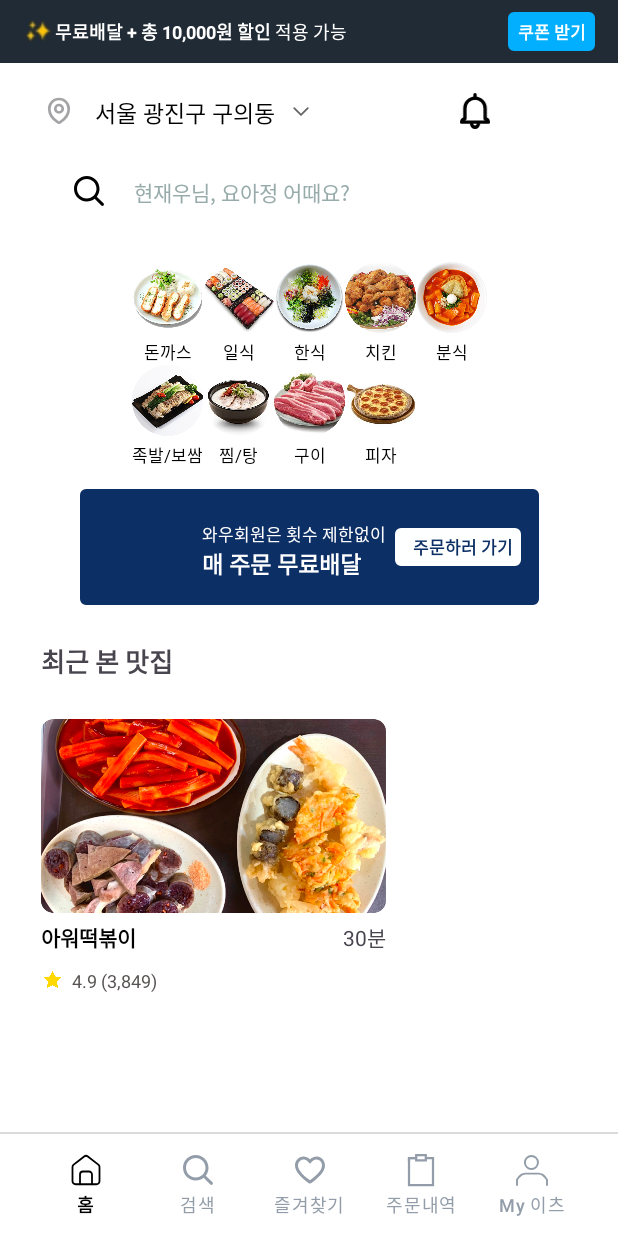
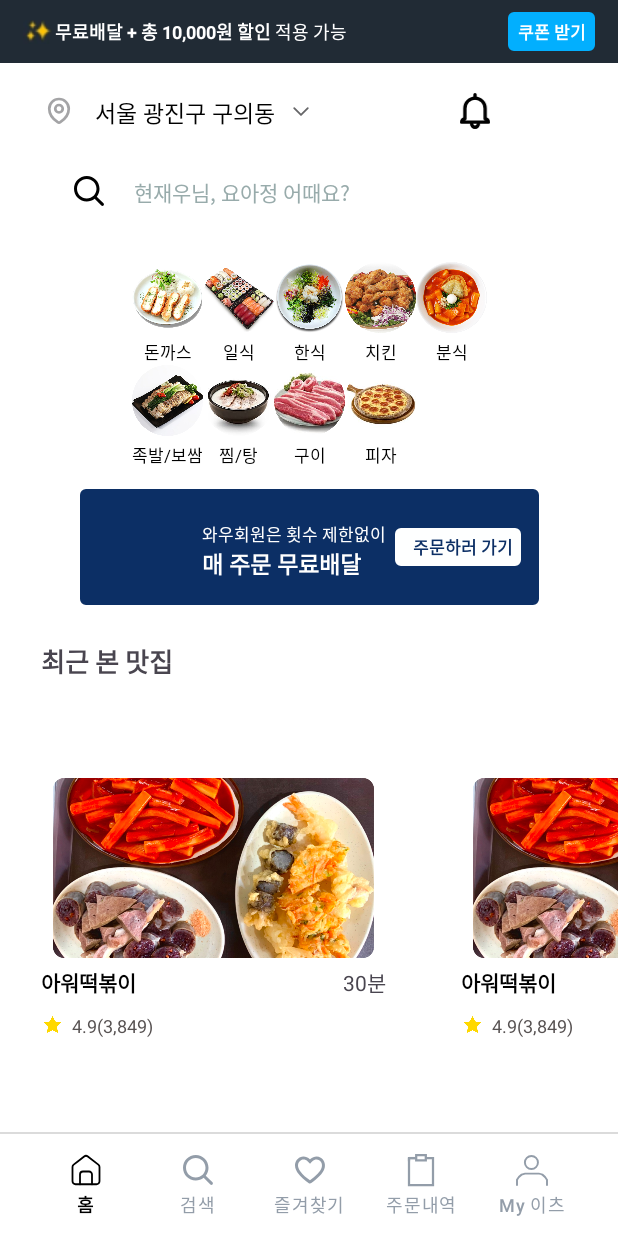
Before and after one commit to Konkuk-KUIT/KUIT4_Android, an Android app: the screen it shows after launch (MainActivity), on a phone screen of 412 x 824 dp. Run offline under Robolectric (Android 15) with nearby library versions, the phone set to English and light mode, and no system bars.

Commit message:
recent view added

```diff
--- a/app/build.gradle.kts
+++ b/app/build.gradle.kts
@@ -49,4 +49,6 @@ dependencies {
     testImplementation(libs.junit)
     androidTestImplementation(libs.androidx.junit)
     androidTestImplementation(libs.androidx.espresso.core)
+
+    implementation ("com.github.bumptech.glide:glide:4.16.0")
 }
--- a/app/src/main/AndroidManifest.xml
+++ b/app/src/main/AndroidManifest.xml
@@ -1,6 +1,8 @@
 <?xml version="1.0" encoding="utf-8"?>
 <manifest xmlns:android="http://schemas.android.com/apk/res/android"
     xmlns:tools="http://schemas.android.com/tools">
+
+    <uses-permission android:name="android.permission.INTERNET"/>
 
     <application
         android:allowBackup="true"
--- a/app/src/main/java/com/example/kuit4androidprivate/adapter/RVAdapter.kt
+++ b/app/src/main/java/com/example/kuit4androidprivate/adapter/RVAdapterCategory.kt
@@ -7,11 +7,11 @@ import androidx.recyclerview.widget.RecyclerView
 import com.example.kuit4androidprivate.databinding.ItemHomeCategoryBinding
 import com.example.kuit4androidprivate.model.MenuCategoryData
 
-class RVAdapter(
+class RVAdapterCategory(
     private val context: Context,
     private val items: ArrayList<MenuCategoryData>,
     private val categoryClickListener: (MenuCategoryData) -> Unit
-    ): RecyclerView.Adapter<RVAdapter.ViewHolder>() {
+    ): RecyclerView.Adapter<RVAdapterCategory.ViewHolder>() {
 
     inner class ViewHolder(val binding: ItemHomeCategoryBinding): RecyclerView.ViewHolder(binding.root){
         fun bind(item: MenuCategoryData){
@@ -24,7 +24,7 @@ class RVAdapter(
         }
     }
 
-    override fun onCreateViewHolder(parent: ViewGroup, viewType: Int): RVAdapter.ViewHolder {
+    override fun onCreateViewHolder(parent: ViewGroup, viewType: Int): RVAdapterCategory.ViewHolder {
         val binding = ItemHomeCategoryBinding.inflate(LayoutInflater.from(context), parent, false)
         return ViewHolder(binding)
     }
--- /dev/null
+++ b/app/src/main/java/com/example/kuit4androidprivate/adapter/RVAdapterRecent.kt
@@ -0,0 +1,43 @@
+package com.example.kuit4androidprivate.adapter
+
+import android.content.Context
+import android.view.LayoutInflater
+import android.view.ViewGroup
+import androidx.recyclerview.widget.RecyclerView
+import com.bumptech.glide.Glide
+import com.example.kuit4androidprivate.databinding.ItemHomeRecentBinding
+import com.example.kuit4androidprivate.model.MenuData
+
+class RVAdapterRecent(
+    private val context: Context,
+    private val items: ArrayList<MenuData>,
+    private val recentClickListener: (MenuData) -> Unit
+): RecyclerView.Adapter<RVAdapterRecent.ViewHolder>() {
+
+    inner class ViewHolder(val binding: ItemHomeRecentBinding): RecyclerView.ViewHolder(binding.root){
+        fun bind(item: MenuData){
+            if(item.imgId != null){//res의 image 사용하는 경우
+                binding.ivRestaurantImg.setImageResource(item.imgId)
+            }else{//Glide로 image url 사용하는 경우
+                Glide.with(context)
+                    .load(item.imageUrl)
+                    .into(binding.ivRestaurantImg)
+            }
+
+            binding.root.setOnClickListener {
+                recentClickListener(item)
+            }
+        }
+    }
+
+    override fun onCreateViewHolder(parent: ViewGroup, viewType: Int): RVAdapterRecent.ViewHolder {
+        val binding = ItemHomeRecentBinding.inflate(LayoutInflater.from(context), parent, false)
+        return ViewHolder(binding)
+    }
+
+    override fun getItemCount(): Int = items.size
+
+    override fun onBindViewHolder(holder: ViewHolder, position: Int) {
+        holder.bind(items[position])
+    }
+}
--- a/app/src/main/java/com/example/kuit4androidprivate/home/HomeFragment.kt
+++ b/app/src/main/java/com/example/kuit4androidprivate/home/HomeFragment.kt
@@ -8,21 +8,25 @@ import android.view.View
 import android.view.ViewGroup
 import android.widget.Toast
 import androidx.recyclerview.widget.GridLayoutManager
+import androidx.recyclerview.widget.LinearLayoutManager
 import androidx.recyclerview.widget.RecyclerView
 import com.example.kuit4androidprivate.R
-import com.example.kuit4androidprivate.adapter.RVAdapter
+import com.example.kuit4androidprivate.adapter.RVAdapterCategory
+import com.example.kuit4androidprivate.adapter.RVAdapterRecent
 import com.example.kuit4androidprivate.databinding.FragmentHomeBinding
-import com.example.kuit4androidprivate.detail.DetailActivity
 import com.example.kuit4androidprivate.favorite.FavoriteActivity
 import com.example.kuit4androidprivate.model.MenuCategoryData
+import com.example.kuit4androidprivate.model.MenuData
 
 
 class HomeFragment : Fragment() {
 
     private lateinit var binding: FragmentHomeBinding
     private lateinit var recyclerView: RecyclerView
-    private lateinit var rvAdapter: RVAdapter
+    private lateinit var rvAdapterCategory: RVAdapterCategory
     private val categoryItem = arrayListOf<MenuCategoryData>()
+    private lateinit var rvAdapterRecent: RVAdapterRecent
+    private val recentItem = arrayListOf<MenuData>()
 
     override fun onCreateView(
         inflater: LayoutInflater, container: ViewGroup?,
@@ -31,7 +35,9 @@ class HomeFragment : Fragment() {
 
         binding = FragmentHomeBinding.inflate(layoutInflater)
         initCategory()
-        initRVAdapter()
+        initRVAdapterCategory()
+        initRecent()
+        initRVAdapterRecent()
         return binding.root
     }
 
@@ -39,12 +45,12 @@ class HomeFragment : Fragment() {
         super.onViewCreated(view, savedInstanceState)
 
         //KeepActivity로 전환하기 위한 함수
-        binding.clRecentlyViewedRestaurantContainer.setOnClickListener {
-            val intent = Intent(activity, DetailActivity::class.java)
-            startActivity(intent)
-        }
+//        binding.clRecentlyViewedRestaurantContainer.setOnClickListener {
+//            val intent = Intent(activity, DetailActivity::class.java)
+//            startActivity(intent)
+//        }
 
-        binding.sivPromotionOrderButton.setOnClickListener{
+        binding.sivPromotionOrderButton.setOnClickListener {
             val intent = Intent(activity, FavoriteActivity::class.java)
             startActivity(intent)
         }
@@ -53,7 +59,7 @@ class HomeFragment : Fragment() {
 //        recyclerView.layoutManager = GridLayoutManager(requireContext(), 5)
     }
 
-    private fun initCategory(){
+    private fun initCategory() {
         categoryItem.addAll(
             arrayListOf(
                 MenuCategoryData(
@@ -96,14 +102,103 @@ class HomeFragment : Fragment() {
         )
     }
 
-    private fun initRVAdapter(){
-        rvAdapter = RVAdapter(requireContext(), categoryItem){it->
+    private fun initRVAdapterCategory() {
+        rvAdapterCategory = RVAdapterCategory(requireContext(), categoryItem) { it ->
             Toast.makeText(requireContext(), it.categoryName, Toast.LENGTH_LONG).show()
         }
 
-        with(binding.rvHomeCategory){
-            adapter = rvAdapter
+        with(binding.rvHomeCategory) {
+            adapter = rvAdapterCategory
             layoutManager = GridLayoutManager(requireContext(), 5)
         }
     }
+
+    private fun initRecent() {
+        recentItem.addAll(
+            arrayListOf(
+                MenuData(
+                    restaurantName = getString(R.string.our_snacks),
+                    eta = "30분",
+                    imgId = R.drawable.img_recent_restaurant,
+                    rating = "4.9",
+                    totalReviews = "(3849)"
+                ),
+                MenuData(
+                    restaurantName = getString(R.string.our_snacks),
+                    eta = "30분",
+                    imgId = R.drawable.img_recent_restaurant,
+                    rating = "4.9",
+                    totalReviews = "(3849)"
+                ),
+                MenuData(
+                    restaurantName = getString(R.string.our_snacks),
+                    eta = "30분",
+                    imgId = R.drawable.img_recent_restaurant,
+                    rating = "4.9",
+                    totalReviews = "(3849)"
+                ),
+                MenuData(
+                    restaurantName = getString(R.string.our_snacks),
+                    eta = "30분",
+                    imgId = R.drawable.img_recent_restaurant,
+                    rating = "4.9",
+                    totalReviews = "(3849)"
+                ),
+                MenuData(
+                    restaurantName = getString(R.string.our_snacks),
+                    eta = "30분",
+                    imgId = R.drawable.img_recent_restaurant,
+                    rating = "4.9",
+                    totalReviews = "(3849)"
+                ),
+                MenuData(
+                    restaurantName = getString(R.string.our_snacks),
+                    eta = "30분",
+                    imgId = R.drawable.img_recent_restaurant,
+                    rating = "4.9",
+                    totalReviews = "(3849)"
+                ),
+                MenuData(
+                    restaurantName = getString(R.string.our_snacks),
+                    eta = "30분",
+                    imgId = R.drawable.img_recent_restaurant,
+                    rating = "4.9",
+                    totalReviews = "(3849)"
+                ),
+                MenuData(
+                    restaurantName = getString(R.string.our_snacks),
+                    eta = "30분",
+                    imgId = R.drawable.img_recent_restaurant,
+                    rating = "4.9",
+                    totalReviews = "(3849)"
+                ),
+                MenuData(
+                    restaurantName = getString(R.string.our_snacks),
+                    eta = "30분",
+                    imgId = R.drawable.img_recent_restaurant,
+                    rating = "4.9",
+                    totalReviews = "(3849)"
+                ),
+                MenuData(
+                    restaurantName = getString(R.string.our_snacks),
+                    eta = "30분",
+                    imgId = R.drawable.img_recent_restaurant,
+                    rating = "4.9",
+                    totalReviews = "(3849)"
+                ),
+            )
+        )
+    }
+
+    private fun initRVAdapterRecent() {
+        rvAdapterRecent = RVAdapterRecent(requireContext(), recentItem) { it ->
+            Toast.makeText(requireContext(), it.restaurantName, Toast.LENGTH_LONG).show()
+        }
+
+        with(binding.rvHomeRecent) {
+            adapter = rvAdapterRecent
+            layoutManager =
+                LinearLayoutManager(requireContext(), LinearLayoutManager.HORIZONTAL, false)
+        }
+    }
 }
--- a/app/src/main/java/com/example/kuit4androidprivate/model/MenuData.kt
+++ b/app/src/main/java/com/example/kuit4androidprivate/model/MenuData.kt
@@ -1,9 +1,10 @@
 package com.example.kuit4androidprivate.model
 
 data class MenuData(
-    val title: String,
-    val time: String,
-    val imageUrl: String,
-    val rating: Float,
-    val totalReviews: Int
+    val restaurantName: String,
+    val eta: String,
+    val imageUrl: String? = null,
+    val imgId: Int? = null,
+    val rating: String,
+    val totalReviews: String
 )
--- a/app/src/main/res/layout/activity_keep.xml
+++ b/app/src/main/res/layout/activity_keep.xml
@@ -71,7 +71,7 @@
         app:layout_constraintTop_toBottomOf="@id/v_activity_keep_rectangle">
 
         <ImageView
-            android:id="@+id/iv_favorite_restaurant"
+            android:id="@+id/iv_restaurant_img"
             android:layout_width="306dp"
             android:layout_height="129dp"
             android:src="@drawable/img_favorite_restaurant"
@@ -88,7 +88,7 @@
             android:textSize="14sp"
             android:textStyle="bold"
             app:layout_constraintStart_toStartOf="parent"
-            app:layout_constraintTop_toBottomOf="@id/iv_favorite_restaurant" />
+            app:layout_constraintTop_toBottomOf="@id/iv_restaurant_img" />
 
         <TextView
             android:id="@+id/tv_favorites_ETA"
@@ -96,8 +96,8 @@
             android:layout_height="wrap_content"
             android:layout_marginTop="5dp"
             android:text="@string/minutes_30"
-            app:layout_constraintEnd_toEndOf="@id/iv_favorite_restaurant"
-            app:layout_constraintTop_toBottomOf="@id/iv_favorite_restaurant" />
+            app:layout_constraintEnd_toEndOf="@id/iv_restaurant_img"
+            app:layout_constraintTop_toBottomOf="@id/iv_restaurant_img" />
 
         <ImageView
             android:id="@+id/iv_favorites_rating_star"
--- a/app/src/main/res/layout/fragment_home.xml
+++ b/app/src/main/res/layout/fragment_home.xml
@@ -230,66 +230,75 @@
         app:layout_constraintStart_toStartOf="@id/iv_home_marker"
         app:layout_constraintTop_toBottomOf="@id/siv_home_promotion_container" />
 
-    <androidx.constraintlayout.widget.ConstraintLayout
-        android:id="@+id/cl_recently_viewed_restaurant_container"
+    <androidx.recyclerview.widget.RecyclerView
         android:layout_width="wrap_content"
         android:layout_height="wrap_content"
+        android:id="@+id/rv_home_recent"
+        app:layout_constraintTop_toBottomOf="@id/tv_recently_searched_restaurant"
         android:layout_marginStart="27dp"
-        android:layout_marginTop="25dp"
-        app:layout_constraintStart_toStartOf="parent"
-        app:layout_constraintTop_toBottomOf="@id/tv_recently_searched_restaurant">
+        app:layout_constraintBottom_toBottomOf="parent"
+        app:layout_constraintStart_toStartOf="parent"/>
 
-        <ImageView
-            android:id="@+id/iv_recent_restaurant"
-            android:layout_width="230dp"
-            android:layout_height="129dp"
-            android:src="@drawable/img_recent_restaurant"
-            app:layout_constraintStart_toStartOf="parent"
-            app:layout_constraintTop_toTopOf="parent" />
+<!--    <androidx.constraintlayout.widget.ConstraintLayout-->
+<!--        android:id="@+id/cl_recently_viewed_restaurant_container"-->
+<!--        android:layout_width="wrap_content"-->
+<!--        android:layout_height="wrap_content"-->
+<!--        android:layout_marginStart="27dp"-->
+<!--        android:layout_marginTop="25dp"-->
+<!--        app:layout_constraintStart_toStartOf="parent"-->
+<!--        app:layout_constraintTop_toBottomOf="@id/tv_recently_searched_restaurant">-->
 
-        <TextView
-            android:id="@+id/tv_recently_searched_restaurant_name"
-            android:layout_width="wrap_content"
-            android:layout_height="wrap_content"
-            android:layout_marginTop="5dp"
-            android:text="@string/our_snacks"
-            android:textColor="@color/black"
-            android:textSize="14sp"
-            android:textStyle="bold"
-            app:layout_constraintStart_toStartOf="parent"
-            app:layout_constraintTop_toBottomOf="@id/iv_recent_restaurant" />
+<!--        <ImageView-->
+<!--            android:id="@+id/iv_recent_restaurant"-->
+<!--            android:layout_width="230dp"-->
+<!--            android:layout_height="129dp"-->
+<!--            android:src="@drawable/img_recent_restaurant"-->
+<!--            app:layout_constraintStart_toStartOf="parent"-->
+<!--            app:layout_constraintTop_toTopOf="parent" />-->
 
-        <TextView
-            android:id="@+id/tv_ETA"
-            android:layout_width="wrap_content"
-            android:layout_height="wrap_content"
-            android:layout_marginTop="5dp"
-            android:text="@string/minutes_30"
-            app:layout_constraintEnd_toEndOf="@id/iv_recent_restaurant"
-            app:layout_constraintTop_toBottomOf="@id/iv_recent_restaurant" />
+<!--        <TextView-->
+<!--            android:id="@+id/tv_recently_searched_restaurant_name"-->
+<!--            android:layout_width="wrap_content"-->
+<!--            android:layout_height="wrap_content"-->
+<!--            android:layout_marginTop="5dp"-->
+<!--            android:text="@string/our_snacks"-->
+<!--            android:textColor="@color/black"-->
+<!--            android:textSize="14sp"-->
+<!--            android:textStyle="bold"-->
+<!--            app:layout_constraintStart_toStartOf="parent"-->
+<!--            app:layout_constraintTop_toBottomOf="@id/iv_recent_restaurant" />-->
 
-        <ImageView
-            android:id="@+id/iv_rating_star"
-            android:layout_width="15dp"
-            android:layout_height="15dp"
-            android:layout_marginTop="10dp"
-            android:src="@drawable/ic_rating_star"
-            app:layout_constraintStart_toStartOf="parent"
-            app:layout_constraintTop_toBottomOf="@id/tv_recently_searched_restaurant_name" />
+<!--        <TextView-->
+<!--            android:id="@+id/tv_ETA"-->
+<!--            android:layout_width="wrap_content"-->
+<!--            android:layout_height="wrap_content"-->
+<!--            android:layout_marginTop="5dp"-->
+<!--            android:text="@string/minutes_30"-->
+<!--            app:layout_constraintEnd_toEndOf="@id/iv_recent_restaurant"-->
+<!--            app:layout_constraintTop_toBottomOf="@id/iv_recent_restaurant" />-->
 
-        <TextView
-            android:layout_width="wrap_content"
-            android:layout_height="wrap_content"
-            android:layout_marginStart="5dp"
-            android:layout_marginTop="10dp"
-            android:text="4.9 (3,849)"
-            android:textColor="@color/grey"
-            android:textSize="12sp"
-            app:layout_constraintStart_toEndOf="@id/iv_rating_star"
-            app:layout_constraintTop_toBottomOf="@id/tv_recently_searched_restaurant_name" />
+<!--        <ImageView-->
+<!--            android:id="@+id/iv_rating_star"-->
+<!--            android:layout_width="15dp"-->
+<!--            android:layout_height="15dp"-->
+<!--            android:layout_marginTop="10dp"-->
+<!--            android:src="@drawable/ic_rating_star"-->
+<!--            app:layout_constraintStart_toStartOf="parent"-->
+<!--            app:layout_constraintTop_toBottomOf="@id/tv_recently_searched_restaurant_name" />-->
+
+<!--        <TextView-->
+<!--            android:layout_width="wrap_content"-->
+<!--            android:layout_height="wrap_content"-->
+<!--            android:layout_marginStart="5dp"-->
+<!--            android:layout_marginTop="10dp"-->
+<!--            android:text="4.9 (3,849)"-->
+<!--            android:textColor="@color/grey"-->
+<!--            android:textSize="12sp"-->
+<!--            app:layout_constraintStart_toEndOf="@id/iv_rating_star"-->
+<!--            app:layout_constraintTop_toBottomOf="@id/tv_recently_searched_restaurant_name" />-->
 
 
-    </androidx.constraintlayout.widget.ConstraintLayout>
+<!--    </androidx.constraintlayout.widget.ConstraintLayout>-->
 
 
 </androidx.constraintlayout.widget.ConstraintLayout>
--- a/app/src/main/res/layout/item_main_menu.xml
+++ b/app/src/main/res/layout/item_home_recent.xml
@@ -1,28 +1,28 @@
 <?xml version="1.0" encoding="utf-8"?>
 <androidx.constraintlayout.widget.ConstraintLayout xmlns:android="http://schemas.android.com/apk/res/android"
-    android:layout_width="match_parent"
+    android:layout_width="wrap_content"
     android:layout_height="wrap_content"
     xmlns:app="http://schemas.android.com/apk/res-auto">
 
     <androidx.constraintlayout.widget.ConstraintLayout
-        android:id="@+id/cl_favorites_restaurant_container"
+        android:id="@+id/cl_restaurant_container"
         android:layout_width="wrap_content"
         android:layout_height="wrap_content"
-        android:layout_marginTop="27dp"
+        android:layout_marginEnd="50dp"
         app:layout_constraintEnd_toEndOf="parent"
         app:layout_constraintStart_toStartOf="parent"
         app:layout_constraintTop_toTopOf="parent"
         >
 
         <ImageView
-            android:id="@+id/iv_favorite_restaurant"
-            android:layout_width="306dp"
-            android:layout_height="129dp"
+            android:id="@+id/iv_restaurant_img"
+            android:layout_width="230dp"
+            android:layout_height="120dp"
             app:layout_constraintStart_toStartOf="parent"
             app:layout_constraintTop_toTopOf="parent" />
 
         <TextView
-            android:id="@+id/tv_favorite_restaurant_name"
+            android:id="@+id/tv_restaurant_name"
             android:layout_width="wrap_content"
             android:layout_height="wrap_content"
             android:layout_marginTop="5dp"
@@ -31,28 +31,28 @@
             android:textSize="14sp"
             android:textStyle="bold"
             app:layout_constraintStart_toStartOf="parent"
-            app:layout_constraintTop_toBottomOf="@id/iv_favorite_restaurant" />
+            app:layout_constraintTop_toBottomOf="@id/iv_restaurant_img" />
 
         <TextView
-            android:id="@+id/tv_favorites_ETA"
+            android:id="@+id/tv_ETA"
             android:layout_width="wrap_content"
             android:layout_height="wrap_content"
             android:layout_marginTop="5dp"
             android:text="@string/minutes_30"
-            app:layout_constraintEnd_toEndOf="@id/iv_favorite_restaurant"
-            app:layout_constraintTop_toBottomOf="@id/iv_favorite_restaurant" />
+            app:layout_constraintEnd_toEndOf="@id/iv_restaurant_img"
+            app:layout_constraintTop_toBottomOf="@id/iv_restaurant_img" />
 
         <ImageView
-            android:id="@+id/iv_favorites_rating_star"
+            android:id="@+id/iv_rating_star"
             android:layout_width="15dp"
             android:layout_height="15dp"
             android:layout_marginTop="10dp"
             android:src="@drawable/ic_rating_star"
             app:layout_constraintStart_toStartOf="parent"
-            app:layout_constraintTop_toBottomOf="@id/tv_favorite_restaurant_name" />
+            app:layout_constraintTop_toBottomOf="@id/tv_restaurant_name" />
 
         <TextView
-            android:id="@+id/tv_favorites_rating"
+            android:id="@+id/tv_restaurant_rating"
             android:layout_width="wrap_content"
             android:layout_height="wrap_content"
             android:layout_marginStart="5dp"
@@ -60,8 +60,8 @@
             android:text="4.9"
             android:textColor="@color/grey"
             android:textSize="12sp"
-            app:layout_constraintStart_toEndOf="@id/iv_favorites_rating_star"
-            app:layout_constraintTop_toBottomOf="@id/tv_favorite_restaurant_name" />
+            app:layout_constraintStart_toEndOf="@id/iv_rating_star"
+            app:layout_constraintTop_toBottomOf="@id/tv_restaurant_name" />
 
         <TextView
             android:layout_width="wrap_content"
@@ -70,8 +70,8 @@
             android:text="(3,849)"
             android:textColor="@color/grey"
             android:textSize="12sp"
-            app:layout_constraintStart_toEndOf="@id/tv_favorites_rating"
-            app:layout_constraintTop_toBottomOf="@id/tv_favorite_restaurant_name" />
+            app:layout_constraintStart_toEndOf="@id/tv_restaurant_rating"
+            app:layout_constraintTop_toBottomOf="@id/tv_restaurant_name" />
 
 
 
```
